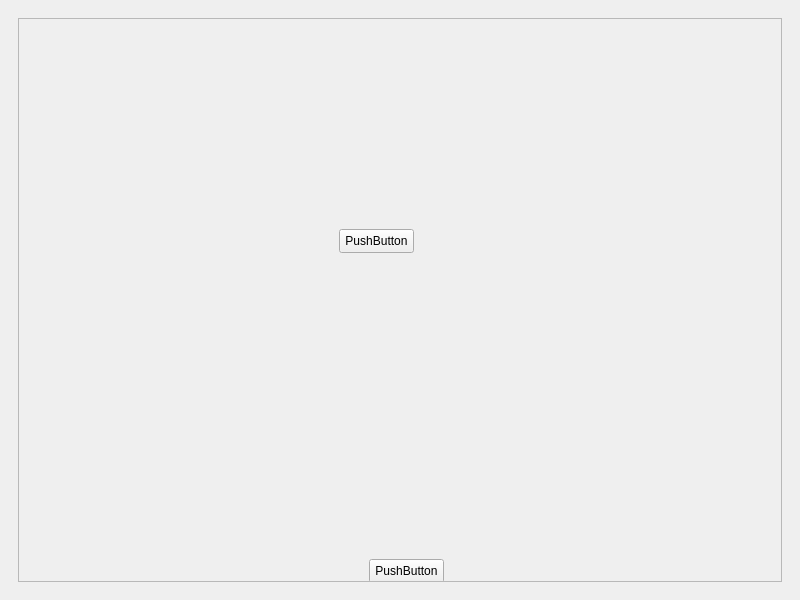
The window that quiz_gui.ui (M4tth3wG/Quizer) describes before a commit, drawn with Qt 5.
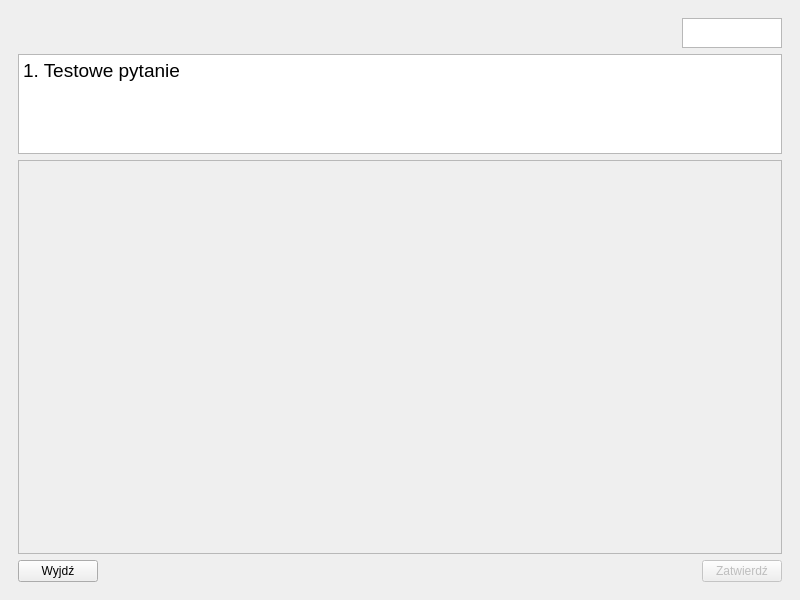
The same window after the commit.

Commit message: updated quiz window

The edit to the form file:
```diff
--- a/quiz_gui.ui
+++ b/quiz_gui.ui
@@ -26,13 +26,65 @@
      <verstretch>0</verstretch>
     </sizepolicy>
    </property>
-   <layout class="QGridLayout" name="gridLayout">
-    <item row="0" column="0">
-     <widget class="QStackedWidget" name="stackedWidget">
+   <layout class="QVBoxLayout" name="verticalLayout_2">
+    <item>
+     <widget class="QStackedWidget" name="quiz_window_views">
+      <property name="currentIndex">
+       <number>1</number>
+      </property>
+      <widget class="QWidget" name="quiz_starting_page">
+       <layout class="QGridLayout" name="gridLayout_2">
+        <item row="0" column="0">
+         <widget class="QPushButton" name="start_quiz_btn">
+          <property name="text">
+           <string>Rozpocznij quiz</string>
+          </property>
+         </widget>
+        </item>
+       </layout>
+      </widget>
       <widget class="QWidget" name="quiz_question_page">
        <layout class="QVBoxLayout" name="verticalLayout">
+        <property name="sizeConstraint">
+         <enum>QLayout::SetDefaultConstraint</enum>
+        </property>
+        <item alignment="Qt::AlignRight">
+         <widget class="QTextEdit" name="textEdit">
+          <property name="maximumSize">
+           <size>
+            <width>100</width>
+            <height>30</height>
+           </size>
+          </property>
+         </widget>
+        </item>
         <item>
-         <widget class="QScrollArea" name="scrollArea">
+         <widget class="QPlainTextEdit" name="question_text_edit">
+          <property name="maximumSize">
+           <size>
+            <width>16777215</width>
+            <height>100</height>
+           </size>
+          </property>
+          <property name="font">
+           <font>
+            <family>Arial</family>
+            <pointsize>14</pointsize>
+           </font>
+          </property>
+          <property name="readOnly">
+           <bool>true</bool>
+          </property>
+          <property name="plainText">
+           <string>1. Testowe pytanie</string>
+          </property>
+          <property name="textInteractionFlags">
+           <set>Qt::NoTextInteraction</set>
+          </property>
+         </widget>
+        </item>
+        <item>
+         <widget class="QScrollArea" name="answer_scroll_area">
           <property name="widgetResizable">
            <bool>true</bool>
           </property>
@@ -42,50 +94,65 @@
              <x>0</x>
              <y>0</y>
              <width>762</width>
-             <height>562</height>
+             <height>388</height>
             </rect>
            </property>
-           <widget class="QPushButton" name="pushButton">
-            <property name="geometry">
-             <rect>
-              <x>320</x>
-              <y>210</y>
-              <width>75</width>
-              <height>24</height>
-             </rect>
-            </property>
-            <property name="text">
-             <string>PushButton</string>
-            </property>
-            <property name="checkable">
-             <bool>true</bool>
-            </property>
-            <property name="checked">
-             <bool>false</bool>
-            </property>
-           </widget>
-           <widget class="QPushButton" name="pushButton_2">
-            <property name="geometry">
-             <rect>
-              <x>350</x>
-              <y>540</y>
-              <width>75</width>
-              <height>24</height>
-             </rect>
-            </property>
-            <property name="text">
-             <string>PushButton</string>
-            </property>
-            <property name="checkable">
-             <bool>true</bool>
-            </property>
-            <property name="checked">
-             <bool>false</bool>
-            </property>
-           </widget>
+           <layout class="QHBoxLayout" name="horizontalLayout">
+            <item>
+             <layout class="QVBoxLayout" name="answer_layout">
+              <item>
+               <spacer name="verticalSpacer">
+                <property name="orientation">
+                 <enum>Qt::Vertical</enum>
+                </property>
+                <property name="sizeHint" stdset="0">
+                 <size>
+                  <width>20</width>
+                  <height>40</height>
+                 </size>
+                </property>
+               </spacer>
+              </item>
+             </layout>
+            </item>
+           </layout>
           </widget>
          </widget>
         </item>
+        <item>
+         <layout class="QHBoxLayout" name="horizontalLayout_2">
+          <item>
+           <widget class="QPushButton" name="quit_btn">
+            <property name="text">
+             <string>Wyjdź</string>
+            </property>
+           </widget>
+          </item>
+          <item>
+           <spacer name="horizontalSpacer">
+            <property name="orientation">
+             <enum>Qt::Horizontal</enum>
+            </property>
+            <property name="sizeHint" stdset="0">
+             <size>
+              <width>40</width>
+              <height>20</height>
+             </size>
+            </property>
+           </spacer>
+          </item>
+          <item>
+           <widget class="QPushButton" name="confirm_btn">
+            <property name="enabled">
+             <bool>false</bool>
+            </property>
+            <property name="text">
+             <string>Zatwierdź</string>
+            </property>
+           </widget>
+          </item>
+         </layout>
+        </item>
        </layout>
       </widget>
       <widget class="QWidget" name="quiz_starting_page"/>
```
Left out of the diff: 1 changed line with no effect on the pictures. The commit also changes 3 other files.
